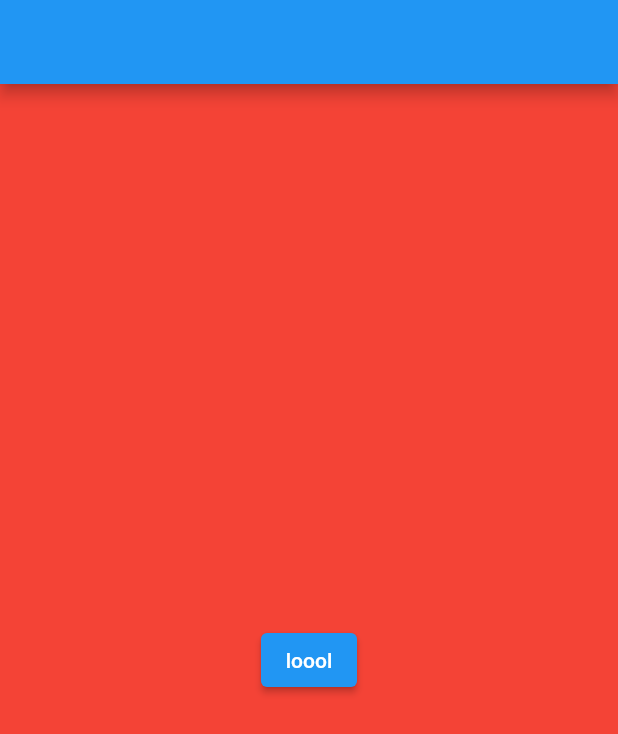
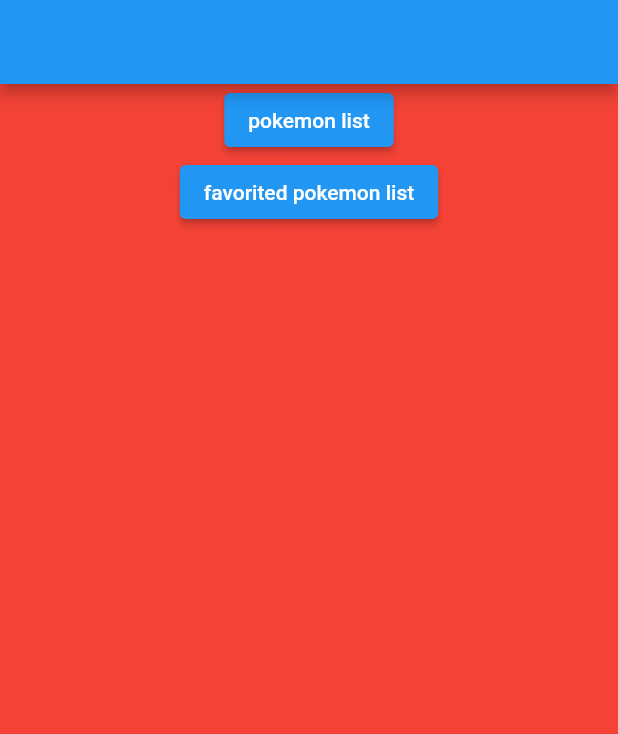
Before and after one commit to FelippeNO/pokedex, a Flutter app: the screen it shows after launch, on a phone screen of 412 x 824 dp. Shown: the top 734 px of the screen. Run offline on Flutter 3.47's test engine with Material 2 defaults, Android fonts, the light colour scheme and no system bars; our stand-ins replace google_fonts, shared_preferences.

Commit message:
Implemented list of favorited pokemon

```diff
--- a/lib/core/ui/scale.dart
+++ b/lib/core/ui/scale.dart
@@ -19,6 +19,7 @@
   static double s1 = Scale.width(4.2);
   static double s2 = Scale.width(3.8);
   static double s3 = Scale.width(3.3);
+  static double s4 = Scale.width(2.9);
   static double appBarTitleH1 = Scale.width(6);
   static double loginPageTitle = Scale.width(10);
 }
--- a/lib/domain/entities/pokemon_data_entity.dart
+++ b/lib/domain/entities/pokemon_data_entity.dart
@@ -9,7 +9,7 @@
       required final int id,
       required final String spriteUrl,
       required final String name,
-      required List<TypeEntity>? types,
+      required List<TypeEntity> types,
       required final String oficialArtWorkUrl})
       : super(id: id, name: name, types: types, spriteUrl: spriteUrl, oficialArtWorkUrl: oficialArtWorkUrl);
 
--- a/lib/domain/entities/pokemon_entity.dart
+++ b/lib/domain/entities/pokemon_entity.dart
@@ -1,12 +1,13 @@
 import 'package:pokedex/core/network/http_client_base.dart';
 import 'package:pokedex/domain/entities/type_entity.dart';
+import 'dart:convert';
 
 class PokemonEntity {
   final String name;
   final int id;
   final String spriteUrl;
   final String oficialArtWorkUrl;
-  List<TypeEntity>? types = [];
+  List<TypeEntity> types = [];
 
   PokemonEntity({
     required this.name,
@@ -16,7 +17,8 @@
     required this.oficialArtWorkUrl,
   });
 
-  static List<TypeEntity> getTypes(pokemonData) {
+  static PokemonEntity fromJson(Map<String, dynamic> json, {required int id}) {
+    List<TypeEntity> getTypes(pokemonData) {
       List<TypeEntity> types = [];
       for (int i = 0; i < pokemonData['types'].length; i++) {
         String pokemonType = pokemonData['types'][i]['type']['name'];
@@ -26,17 +28,16 @@
       return types;
     }
 
-  static getSpriteFromUrl(int pokemonId) {
+    getSpriteFromUrl(int pokemonId) {
       String url = HttpClientBase.basePokemonSpritesUrl + pokemonId.toString() + ".png";
       return url;
     }
 
-  static getOficialArtWorkFromUrl(int pokemonId) {
+    getOficialArtWorkFromUrl(int pokemonId) {
       String url = HttpClientBase.basePokemonOficialArtWorkUrl + pokemonId.toString() + ".png";
       return url;
     }
 
-  static PokemonEntity fromJson(Map<String, dynamic> json, {required int id}) {
     return PokemonEntity(
       name: json['name'],
       id: id,
@@ -45,4 +46,12 @@
       oficialArtWorkUrl: getOficialArtWorkFromUrl(id),
     );
   }
+
+  Map toJson() => {
+        '"name"': json.encode(name),
+        '"id"': jsonEncode(id),
+        '"spriteUrl"': jsonEncode(spriteUrl),
+        '"oficialArtWorkUrl"': jsonEncode(oficialArtWorkUrl),
+        '"types"': jsonEncode(types.map((e) => e.toJson()).toList())
+      };
 }
--- /dev/null
+++ b/lib/presentation/controllers/favorited_pokemon_list_view_controller.dart
@@ -0,0 +1,40 @@
+import 'package:flutter/material.dart';
+import 'package:pokedex/domain/entities/pokemon_entity.dart';
+import 'package:shared_preferences/shared_preferences.dart';
+
+class FavoritedPokemonListViewController extends ChangeNotifier {
+  static ValueNotifier<List<PokemonEntity>> favoritedPokemonList = ValueNotifier([]);
+
+  static void favoritePokemon(PokemonEntity pokemon) async {
+    SharedPreferences prefs = await SharedPreferences.getInstance();
+
+    if (!favoritedPokemonList.value.any((pokemons) => pokemons.id == pokemon.id)) {
+      // TODO
+      favoritedPokemonList.value.add(pokemon);
+
+      prefs.setString("favoritedPokemon", getListStringPokemon());
+      favoritedPokemonList.notifyListeners();
+    }
+  }
+
+  static void unfavoritePokemon(PokemonEntity pokemon) async {
+    SharedPreferences prefs = await SharedPreferences.getInstance();
+
+    if (favoritedPokemonList.value.any((pokemons) => pokemons.id == pokemon.id)) {
+      favoritedPokemonList.value.removeWhere((pokemons) => pokemons.id == pokemon.id);
+
+      prefs.setString("favoritedPokemon", getListStringPokemon());
+      favoritedPokemonList.notifyListeners();
+    }
+  }
+
+  static String getListStringPokemon() {
+    List<String> pokemonListString = [];
+
+    for (int i = 0; i < favoritedPokemonList.value.length; i++) {
+      String pokemonString = favoritedPokemonList.value[i].toJson().toString();
+      pokemonListString.add(pokemonString);
+    }
+    return pokemonListString.toString();
+  }
+}
--- /dev/null
+++ b/lib/presentation/controllers/pokemon_list_view_controller.dart
@@ -0,0 +1,55 @@
+import 'package:flutter/material.dart';
+import 'package:pokedex/data/gateways/core_gateway.dart';
+import 'package:pokedex/domain/entities/pokemon_entity.dart';
+import 'package:pokedex/presentation/controllers/favorited_pokemon_list_view_controller.dart';
+import 'package:shared_preferences/shared_preferences.dart';
+import 'dart:convert';
+
+class PokemonListViewController extends ChangeNotifier {
+  static late ValueNotifier<List<PokemonEntity>> pokemonList = ValueNotifier([]);
+  static bool isLoadingList = false;
+  static bool isLoadedFavoritedPokemon = false;
+  static ValueNotifier<List<PokemonEntity>> listPokemonFromJson = ValueNotifier([]);
+
+  static void initialize() async {
+    SharedPreferences prefs = await SharedPreferences.getInstance();
+    String? listStringPokemon = prefs.getString("favoritedPokemon");
+    if (listStringPokemon != null) {
+      getPokemonFavoritedListFromSharedPrefs(listStringPokemon);
+    }
+  }
+
+  static void getPokemonFavoritedListFromSharedPrefs(String listStringPokemon) async {
+    SharedPreferences prefs = await SharedPreferences.getInstance();
+    listStringPokemon = prefs.getString("favoritedPokemon").toString();
+
+    List<Map> listDecoded = json.decode(listStringPokemon).cast<Map<String, dynamic>>();
+
+    for (int i = 0; i < listDecoded.length; i++) {
+      var pokemonId = listDecoded[i]["id"] as int;
+      PokemonEntity pokemon = await CoreGateway.getPokemonData(pokemonId);
+
+      if (!listPokemonFromJson.value.contains(pokemon)) {
+        listPokemonFromJson.value.add(pokemon);
+      }
+      listPokemonFromJson.notifyListeners();
+    }
+
+    FavoritedPokemonListViewController.favoritedPokemonList.value = listPokemonFromJson.value;
+    isLoadedFavoritedPokemon = true;
+  }
+
+  static void getPokemonList(int range) async {
+    bool loading = false;
+
+    if (loading == false) {
+      isLoadingList = true;
+      for (int i = 1; i <= range; i++) {
+        PokemonEntity pokemon = await CoreGateway.getPokemonData(i);
+        pokemonList.value.add(pokemon);
+        pokemonList.notifyListeners();
+      }
+      loading = false;
+    }
+  }
+}
--- a/lib/presentation/views/home_view.dart
+++ b/lib/presentation/views/home_view.dart
@@ -1,10 +1,24 @@
 import 'package:flutter/material.dart';
 import 'package:pokedex/domain/entities/pokemon_entity.dart';
-import 'package:pokedex/presentation/controllers/core_controller.dart';
+import 'package:pokedex/presentation/controllers/pokemon_list_view_controller.dart';
+import 'package:pokedex/presentation/views/favorited_pokemon_list_view.dart';
 import 'package:pokedex/presentation/views/pokemon_list_view.dart';
 
-class HomeView extends StatelessWidget {
+class HomeView extends StatefulWidget {
   const HomeView({Key? key}) : super(key: key);
+
+  @override
+  State<HomeView> createState() => _HomeViewState();
+}
+
+class _HomeViewState extends State<HomeView> {
+  @override
+  void initState() {
+    if (PokemonListViewController.isLoadedFavoritedPokemon == false) {
+      PokemonListViewController.initialize();
+    }
+    super.initState();
+  }
 
   @override
   Widget build(BuildContext context) {
@@ -13,13 +27,25 @@
         appBar: AppBar(),
         backgroundColor: Colors.red,
         body: Center(
-          child: ElevatedButton(
-            onPressed: () {
-              Navigator.push(context, MaterialPageRoute(builder: (context) {
-                return PokemonListView();
-              }));
-            },
-            child: Text("loool"),
+          child: Column(
+            children: [
+              ElevatedButton(
+                onPressed: () {
+                  Navigator.push(context, MaterialPageRoute(builder: (context) {
+                    return PokemonListView();
+                  }));
+                },
+                child: Text("pokemon list"),
+              ),
+              ElevatedButton(
+                onPressed: () {
+                  Navigator.push(context, MaterialPageRoute(builder: (context) {
+                    return FavoritedPokemonListView();
+                  }));
+                },
+                child: Text("favorited pokemon list"),
+              ),
+            ],
           ),
         ),
       ),
--- a/pubspec.yaml
+++ b/pubspec.yaml
@@ -39,6 +39,7 @@
   json_serializable: ^6.2.0
   google_fonts: ^3.0.1
   cached_network_image: ^3.2.0
+  shared_preferences: ^2.0.15
 
 dev_dependencies:
   flutter_test:
```
Also changed, not shown: lib/data/gateways/core_gateway.dart (+2 -8 lines), lib/domain/entities/type_entity.dart (+7 -0 lines), lib/presentation/controllers/core_controller.dart (deleted, +0 -25 lines), lib/presentation/views/favorited_pokemon_list_view.dart (added, +62 -0 lines), lib/presentation/views/pokemon_list_view.dart (+12 -58 lines), lib/presentation/widgets/favorite_button.dart (added, +59 -0 lines), lib/presentation/widgets/pokemon_list_tile.dart (added, +112 -0 lines), lib/presentation/widgets/primary_type_tag.dart (added, +26 -0 lines), pubspec.lock, 1 other file. Lines whose indentation alone changed are shown as unchanged.
